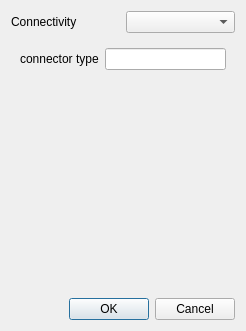
Above: ANNarchyUI/ui/Connector_Definition.ui from founderznd/PycharmProjects before the change. Below: the same form after it.
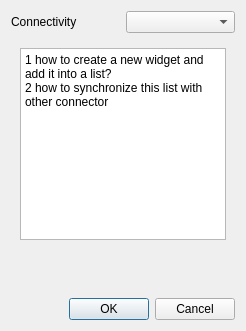
That is the form after the change. The open tabs and pages were chosen to show the change.

```diff
--- a/ANNarchyUI/ui/Connector_Definition.ui
+++ b/ANNarchyUI/ui/Connector_Definition.ui
@@ -36,18 +36,16 @@
      <widget class="QWidget" name="page_defineown">
       <layout class="QVBoxLayout" name="verticalLayout_3">
        <item>
-        <layout class="QHBoxLayout" name="horizontalLayout_4">
-         <item>
-          <widget class="QLabel" name="label_43">
-           <property name="text">
-            <string>connector type</string>
-           </property>
-          </widget>
-         </item>
-         <item>
-          <widget class="QLineEdit" name="page_defineown_name"/>
-         </item>
-        </layout>
+        <widget class="QTextBrowser" name="textBrowser">
+         <property name="html">
+          <string>&lt;!DOCTYPE HTML PUBLIC &quot;-//W3C//DTD HTML 4.0//EN&quot; &quot;http://www.w3.org/TR/REC-html40/strict.dtd&quot;&gt;
+&lt;html&gt;&lt;head&gt;&lt;meta name=&quot;qrichtext&quot; content=&quot;1&quot; /&gt;&lt;style type=&quot;text/css&quot;&gt;
+p, li { white-space: pre-wrap; }
+&lt;/style&gt;&lt;/head&gt;&lt;body style=&quot; font-family:'Noto Sans'; font-size:9pt; font-weight:400; font-style:normal;&quot;&gt;
+&lt;p style=&quot; margin-top:0px; margin-bottom:0px; margin-left:0px; margin-right:0px; -qt-block-indent:0; text-indent:0px;&quot;&gt;1 how to create a new widget and add it into a list?&lt;/p&gt;
+&lt;p style=&quot; margin-top:0px; margin-bottom:0px; margin-left:0px; margin-right:0px; -qt-block-indent:0; text-indent:0px;&quot;&gt;2 how to synchronize this list with other connector&lt;/p&gt;&lt;/body&gt;&lt;/html&gt;</string>
+         </property>
+        </widget>
        </item>
        <item>
         <spacer name="verticalSpacer">
```
Left out of the diff: 2 changed lines with no effect on the pictures.
